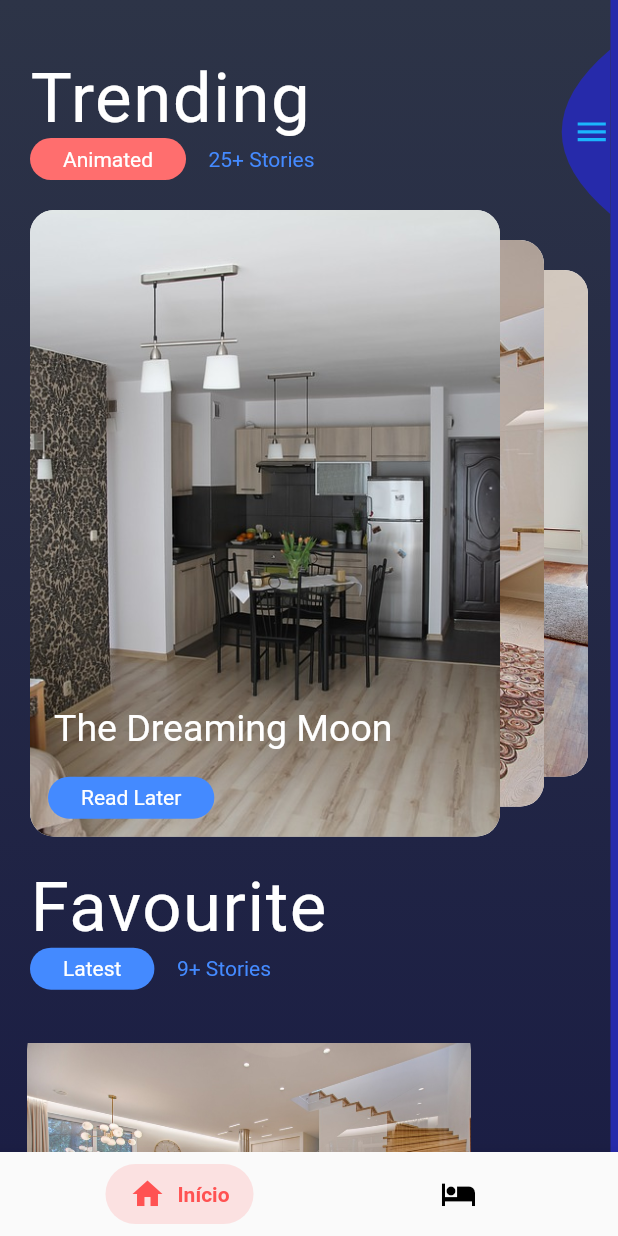
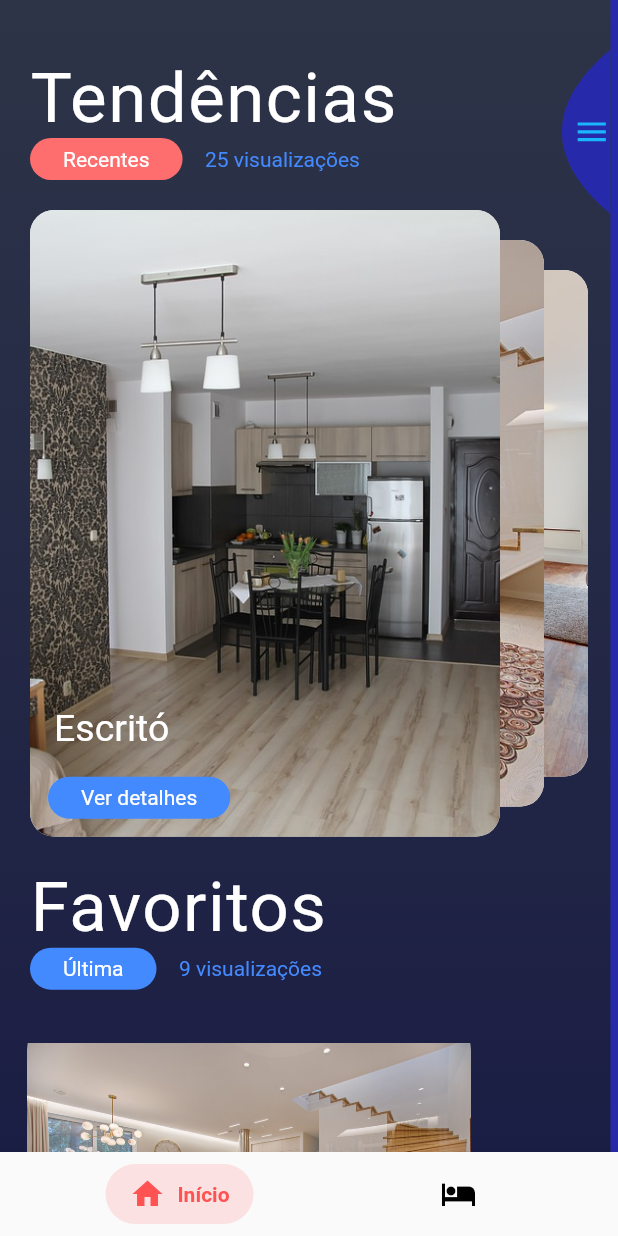
Before and after one commit to vital-edu/flutter-basic-animations, a Flutter app: the screen it shows after launch, after a tap on the "hotel" icon, after a tap on the "home" icon, on a phone screen of 412 x 824 dp. Run offline on Flutter 3.47's test engine with Material 2 defaults, Android fonts, the phone set to English and light mode, and no system bars; Roboto replaces fonts that are missing (Calibre-Semibold, SF-Pro-Text-Regular).

Commit message:
change text content

```diff
--- a/lib/views/apartments_view.dart
+++ b/lib/views/apartments_view.dart
@@ -16,22 +16,29 @@ class ApartmentsView extends StatelessWidget {
   @override
   Widget build(BuildContext context) {
     return Center(
-      child: Column(
-        crossAxisAlignment: CrossAxisAlignment.stretch,
-        mainAxisAlignment: MainAxisAlignment.start,
-        mainAxisSize: MainAxisSize.max,
-        children: <Widget>[
-          Padding(
-            padding:
-                const EdgeInsets.symmetric(vertical: 16.0, horizontal: 20.0),
-            child: Text(
-              'Apartments',
-              style: TextStyle(fontSize: 24, fontWeight: FontWeight.w600),
-            ),
-          ),
-          ApartmentsTable(cells: apartmentCells),
-        ],
+      child: Text(
+        "Outra tela",
+        style: TextStyle(fontWeight: FontWeight.w900, fontSize: 28),
       ),
     );
+
+    // return Center(
+    //   child: Column(
+    //     crossAxisAlignment: CrossAxisAlignment.stretch,
+    //     mainAxisAlignment: MainAxisAlignment.start,
+    //     mainAxisSize: MainAxisSize.max,
+    //     children: <Widget>[
+    //       Padding(
+    //         padding:
+    //             const EdgeInsets.symmetric(vertical: 16.0, horizontal: 20.0),
+    //         child: Text(
+    //           'Apartments',
+    //           style: TextStyle(fontSize: 24, fontWeight: FontWeight.w600),
+    //         ),
+    //       ),
+    //       ApartmentsTable(cells: apartmentCells),
+    //     ],
+    //   ),
+    // );
   }
 }
--- a/lib/views/transitions_view.dart
+++ b/lib/views/transitions_view.dart
@@ -8,9 +8,9 @@ List<String> images = [
 ];
 
 List<String> title = [
-  "Hounted Ground",
-  "Fallen In Love",
-  "The Dreaming Moon",
+  "Área de lazer",
+  "Sala de estar",
+  "Escritó",
 ];
 
 class TransitionsView extends StatefulWidget {
@@ -59,7 +59,7 @@ class _TransitionsViewState extends State<TransitionsView> {
                 child: Row(
                   mainAxisAlignment: MainAxisAlignment.spaceBetween,
                   children: <Widget>[
-                    Text("Trending",
+                    Text("Tendências",
                         style: TextStyle(
                           color: Colors.white,
                           fontSize: 46.0,
@@ -82,7 +82,7 @@ class _TransitionsViewState extends State<TransitionsView> {
                         child: Padding(
                           padding: EdgeInsets.symmetric(
                               horizontal: 22.0, vertical: 6.0),
-                          child: Text("Animated",
+                          child: Text("Recentes",
                               style: TextStyle(color: Colors.white)),
                         ),
                       ),
@@ -90,7 +90,7 @@ class _TransitionsViewState extends State<TransitionsView> {
                     SizedBox(
                       width: 15.0,
                     ),
-                    Text("25+ Stories",
+                    Text("25 visualizações",
                         style: TextStyle(color: Colors.blueAccent))
                   ],
                 ),
@@ -115,7 +115,7 @@ class _TransitionsViewState extends State<TransitionsView> {
                 child: Row(
                   mainAxisAlignment: MainAxisAlignment.spaceBetween,
                   children: <Widget>[
-                    Text("Favourite",
+                    Text("Favoritos",
                         style: TextStyle(
                           color: Colors.white,
                           fontSize: 46.0,
@@ -138,7 +138,7 @@ class _TransitionsViewState extends State<TransitionsView> {
                         child: Padding(
                           padding: EdgeInsets.symmetric(
                               horizontal: 22.0, vertical: 6.0),
-                          child: Text("Latest",
+                          child: Text("Última",
                               style: TextStyle(color: Colors.white)),
                         ),
                       ),
@@ -146,7 +146,7 @@ class _TransitionsViewState extends State<TransitionsView> {
                     SizedBox(
                       width: 15.0,
                     ),
-                    Text("9+ Stories",
+                    Text("9 visualizações",
                         style: TextStyle(color: Colors.blueAccent))
                   ],
                 ),
@@ -246,12 +246,16 @@ class _CardScrollWidgetState extends State<CardScrollWidget> {
                           children: <Widget>[
                             Padding(
                               padding: EdgeInsets.symmetric(
-                                  horizontal: 16.0, vertical: 8.0),
-                              child: Text(title[i],
-                                  style: TextStyle(
-                                      color: Colors.white,
-                                      fontSize: 25.0,
-                                      fontFamily: "SF-Pro-Text-Regular")),
+                                horizontal: 16.0,
+                                vertical: 8.0,
+                              ),
+                              child: Text(
+                                title[i],
+                                style: TextStyle(
+                                    color: Colors.white,
+                                    fontSize: 25.0,
+                                    fontFamily: "SF-Pro-Text-Regular"),
+                              ),
                             ),
                             SizedBox(
                               height: 10.0,
@@ -261,12 +265,17 @@ class _CardScrollWidgetState extends State<CardScrollWidget> {
                                   left: 12.0, bottom: 12.0),
                               child: Container(
                                 padding: EdgeInsets.symmetric(
-                                    horizontal: 22.0, vertical: 6.0),
+                                  horizontal: 22.0,
+                                  vertical: 6.0,
+                                ),
                                 decoration: BoxDecoration(
-                                    color: Colors.blueAccent,
-                                    borderRadius: BorderRadius.circular(20.0)),
-                                child: Text("Read Later",
-                                    style: TextStyle(color: Colors.white)),
+                                  color: Colors.blueAccent,
+                                  borderRadius: BorderRadius.circular(20.0),
+                                ),
+                                child: Text(
+                                  "Ver detalhes",
+                                  style: TextStyle(color: Colors.white),
+                                ),
                               ),
                             )
                           ],
```
